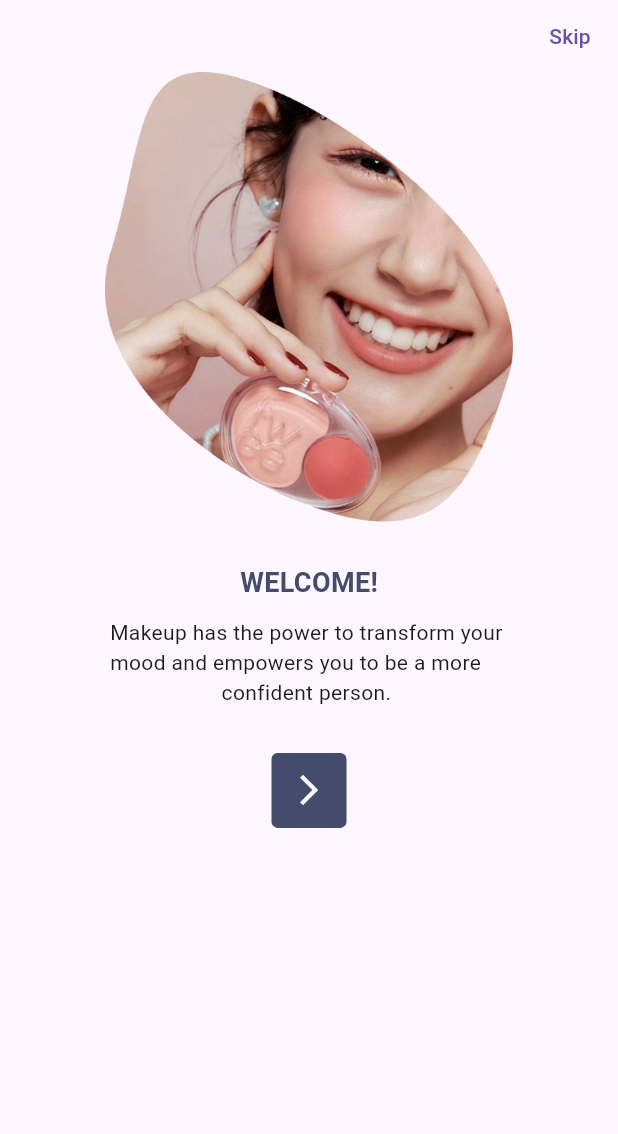
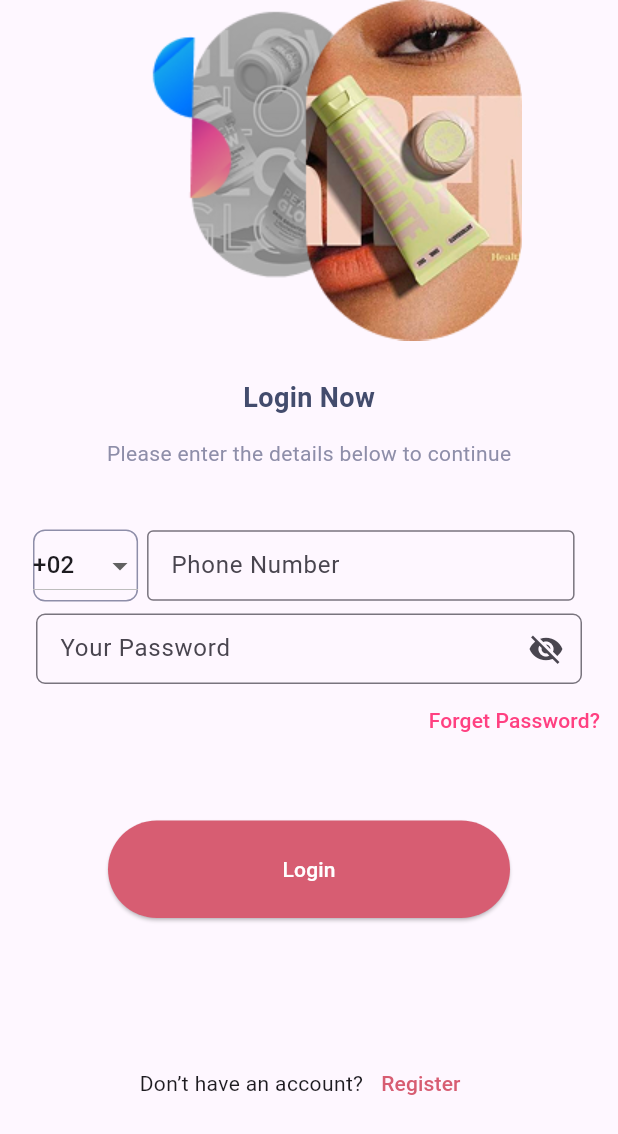
Before and after one commit to naderalfy2oo2/cosmetics_app, a Flutter app: the OnboardingView2 screen opened directly, after a tap on the "arrow forward ios" icon, on a phone screen of 412 x 824 dp. Shown: the top 1134 px of the screen. Run offline on Flutter 3.47's test engine with Material 3 defaults, Android fonts, the phone set to English and light mode, and no system bars.

Commit message:
Updated UI and fixed login API

```diff
--- /dev/null
+++ b/lib/views/login.dart
@@ -0,0 +1,163 @@
+import 'package:flutter/material.dart';
+
+class Loginview extends StatefulWidget {
+  const Loginview({super.key});
+
+  @override
+  State<Loginview> createState() => _LoginviewState();
+}
+
+class _LoginviewState extends State<Loginview> {
+  List<String> Phone = ['+02', '+099', '+0123'];
+  String? currentPhone = '+02';
+  @override
+  Widget build(BuildContext context) {
+    return SafeArea(
+      child: Scaffold(
+        body: SingleChildScrollView(
+          child: Center(
+            child: Column(
+              mainAxisAlignment: MainAxisAlignment.center,
+              children: [
+                Image.asset('assets/images/login.png'),
+
+                SizedBox(height: 25),
+                Text(
+                  'Login Now',
+                  style: TextStyle(
+                    color: Color(0xff434C6D),
+                    fontSize: 18,
+                    fontWeight: FontWeight.bold,
+                  ),
+                ),
+
+                SizedBox(height: 14),
+
+                Text(
+                  'Please enter the details below to continue',
+                  style: TextStyle(color: Color(0xff8E8EA9)),
+                ),
+
+                SizedBox(height: 41),
+
+                Row(
+                  children: [
+                    Padding(
+                      padding: const EdgeInsets.only(left: 22),
+                      child: DecoratedBox(
+                        decoration: BoxDecoration(
+                          border: BoxBorder.all(
+                            style: BorderStyle.solid,
+                            color: Color(0xff8E8EA9),
+                          ),
+                          shape: BoxShape.rectangle,
+                          borderRadius: BorderRadius.circular(8),
+                        ),
+                        child: DropdownButton<String>(
+                          value: currentPhone,
+                          items: Phone.map((item) {
+                            return DropdownMenuItem<String>(
+                              value: item,
+                              child: Text(item),
+                            );
+                          }).toList(),
+                          onChanged: (value) {
+                            setState(() {
+                              currentPhone = value;
+                            });
+                          },
+                        ),
+                      ),
+                    ),
+
+                    SizedBox(width: 6),
+
+                    SizedBox(
+                      height: 47,
+                      width: 285,
+                      child: TextFormField(
+                        decoration: InputDecoration(
+                          labelText: 'Phone Number',
+                          border: OutlineInputBorder(
+                            borderSide: BorderSide(style: BorderStyle.solid),
+                          ),
+                        ),
+                      ),
+                    ),
+                  ],
+                ),
+
+                SizedBox(height: 8),
+
+                Center(
+                  child: SizedBox(
+                    width: 364,
+                    height: 47,
+                    child: TextFormField(
+                      decoration: InputDecoration(
+                        labelText: 'Your Password',
+
+                        border: OutlineInputBorder(
+                          borderRadius: BorderRadius.circular(6),
+                          borderSide: BorderSide(style: BorderStyle.solid),
+                        ),
+                        suffixIcon: IconButton(
+                          onPressed: () {},
+                          icon: Icon(Icons.visibility_off),
+                        ),
+                      ),
+                    ),
+                  ),
+                ),
+
+                Align(
+                  alignment: AlignmentGeometry.centerRight,
+                  child: TextButton(
+                    onPressed: () {},
+                    child: Text(
+                      'Forget Password?',
+                      style: TextStyle(color: Colors.pinkAccent),
+                    ),
+                  ),
+                ),
+
+                SizedBox(height: 43),
+
+                SizedBox(
+                  width: 268,
+                  height: 65,
+                  child: ElevatedButton(
+                    style: ButtonStyle(
+                      backgroundColor: WidgetStatePropertyAll(
+                        Color(0xffD75D72),
+                      ),
+                    ),
+                    onPressed: () {},
+                    child: Text('Login', style: TextStyle(color: Colors.white)),
+                  ),
+                ),
+
+                SizedBox(height: 86),
+
+                Row(
+                  mainAxisAlignment: MainAxisAlignment.center,
+                  children: [
+                    Text('Don’t have an account?'),
+
+                    TextButton(
+                      onPressed: () {},
+                      child: Text(
+                        'Register',
+                        style: TextStyle(color: Color(0xffD75D72)),
+                      ),
+                    ),
+                  ],
+                ),
+              ],
+            ),
+          ),
+        ),
+      ),
+    );
+  }
+}
--- a/lib/views/onboarding2.dart
+++ b/lib/views/onboarding2.dart
@@ -1,4 +1,5 @@
-import 'package:cosmetics/views/onboarding0.dart';
+import 'package:cosmetics/views/login.dart';
+
 import 'package:flutter/material.dart';
 
 class OnboardingView2 extends StatelessWidget {
@@ -53,9 +54,7 @@ class OnboardingView2 extends StatelessWidget {
                     onPressed: () {
                       Navigator.push(
                         context,
-                        MaterialPageRoute(
-                          builder: (context) => OnBoardingView0(),
-                        ),
+                        MaterialPageRoute(builder: (context) => Loginview()),
                       );
                     },
                     icon: Icon(Icons.arrow_forward_ios, color: Colors.white),
```
Also changed, not shown: assets/images/login.png (added).
